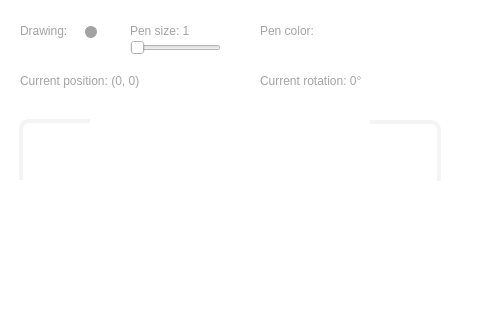
Above: ui/mainwindow.ui from Huxyshuu/TurtleGraphics-1 before the change; both pictures show x 300 to 780 and y 0 to 320 of the 780 by 505 pixel window. Below: the same form after it.
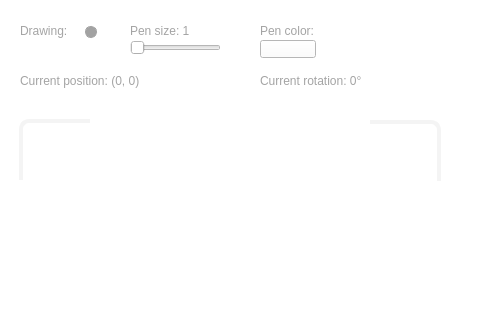
That is the form after the change.

Commit message: feat: color bar added

Patch:
```diff
--- a/ui/mainwindow.ui
+++ b/ui/mainwindow.ui
@@ -477,6 +477,19 @@
      <string>Pen color:</string>
     </property>
    </widget>
+   <widget class="QPushButton" name="colorButton">
+    <property name="geometry">
+     <rect>
+      <x>560</x>
+      <y>40</y>
+      <width>56</width>
+      <height>18</height>
+     </rect>
+    </property>
+    <property name="text">
+     <string/>
+    </property>
+   </widget>
    <zorder>listView</zorder>
    <zorder>lineEdit</zorder>
    <zorder>label</zorder>
@@ -493,6 +506,7 @@
    <zorder>horizontalSlider</zorder>
    <zorder>label_4</zorder>
    <zorder>label_5</zorder>
+   <zorder>colorButton</zorder>
   </widget>
   <widget class="QStatusBar" name="statusbar"/>
  </widget>
```
The commit also changes 7 other files.
